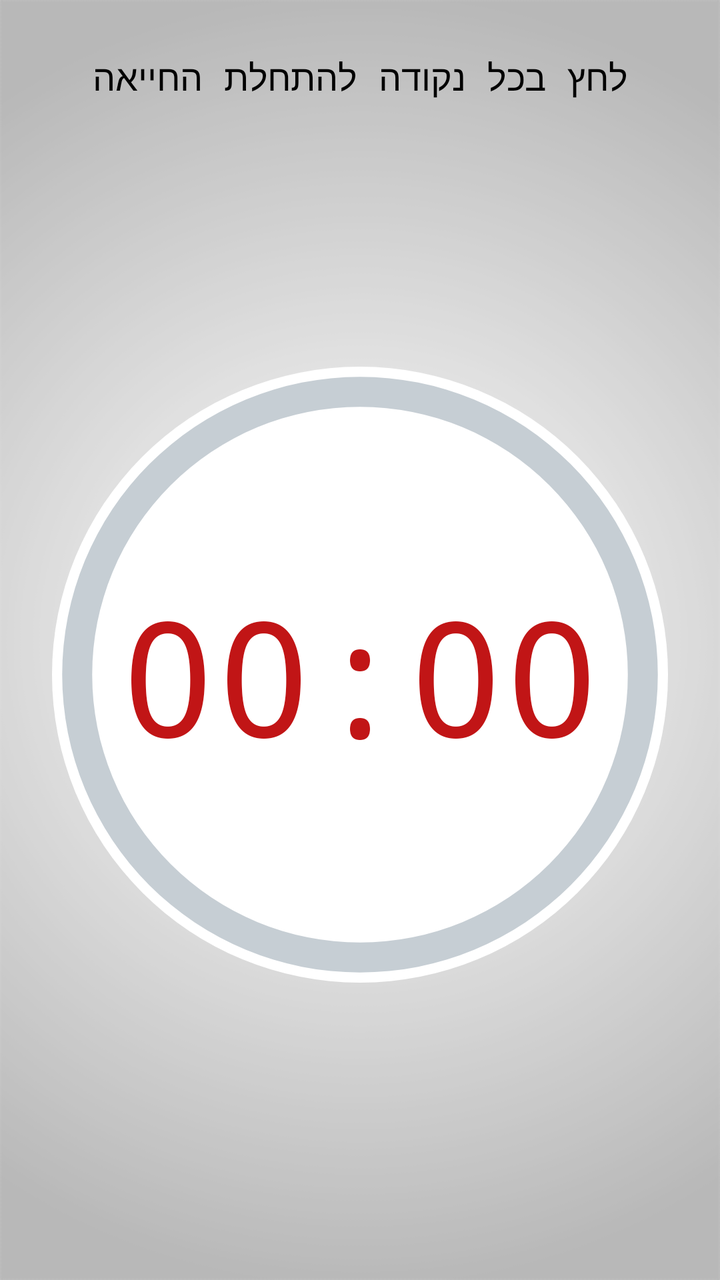
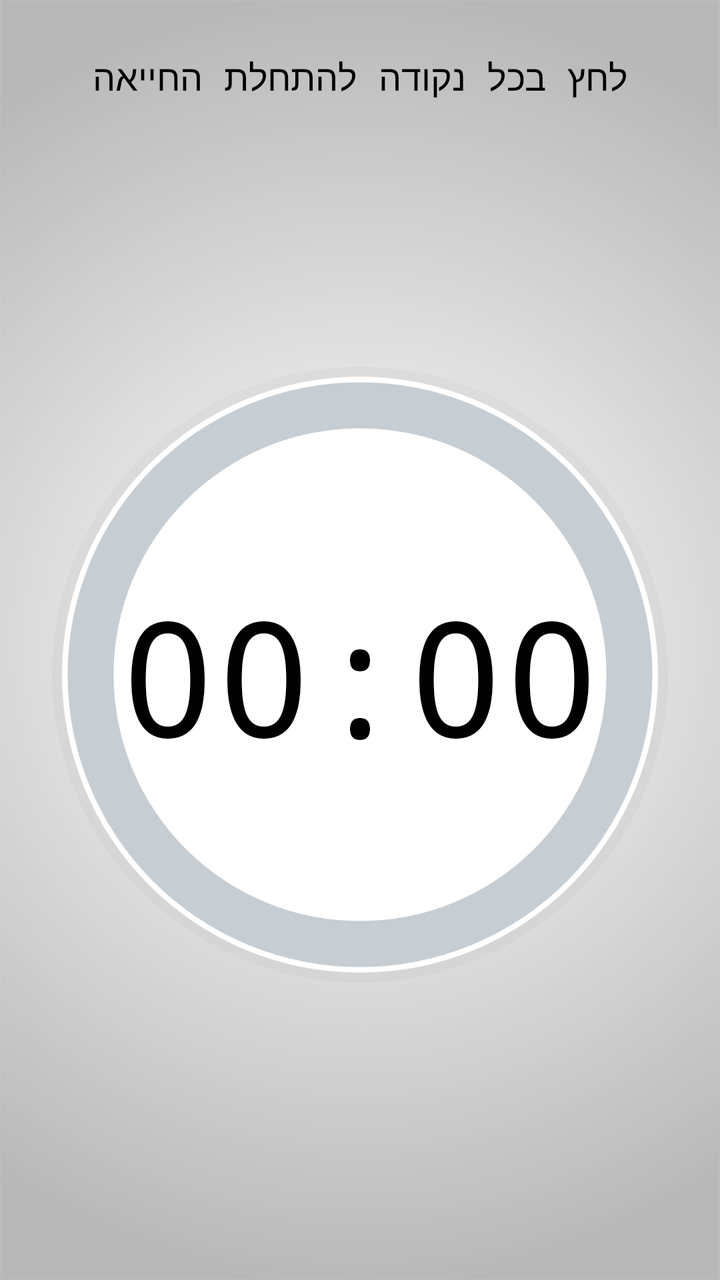

Compare the two renders of this Android layout. The source of the first and the diff that turns it into the second are given below.
<!-- AndroidManifest.xml: application theme AppTheme -->
<!-- res/layout/activity_metro.xml -->
<?xml version="1.0" encoding="utf-8"?>
<androidx.constraintlayout.widget.ConstraintLayout xmlns:android="http://schemas.android.com/apk/res/android"
    xmlns:app="http://schemas.android.com/apk/res-auto"
    xmlns:tools="http://schemas.android.com/tools"
    android:id="@+id/bpmW"
    android:layout_width="fill_parent"
    android:layout_height="fill_parent"
    android:orientation="vertical"
    android:padding="@dimen/activity_horizontal_margin">

    <TextView
        android:id="@+id/metroExp"
        android:layout_width="wrap_content"
        android:layout_height="wrap_content"
        android:text="@string/startT"
        android:textSize="18sp"
        app:layout_constraintLeft_toLeftOf="parent"
        app:layout_constraintRight_toRightOf="parent"
        app:layout_constraintTop_toTopOf="parent"
        android:layout_marginTop="10dp"/>

    <RelativeLayout
        android:id="@+id/metro_BG"
        android:layout_width="match_parent"
        android:layout_height="0dp"
        app:layout_constraintDimensionRatio="1:1"
        app:layout_constraintBottom_toBottomOf="parent"
        app:layout_constraintLeft_toLeftOf="parent"
        app:layout_constraintRight_toRightOf="parent"
        app:layout_constraintTop_toBottomOf="@id/metroExp">
        <View
            android:id="@+id/startstop"
            android:layout_width="match_parent"
            android:layout_height="match_parent"
            android:layout_centerInParent="true"
            android:layout_margin="10dp"
            android:background="@drawable/circle_shape_white"/>
        <ProgressBar
            android:id="@+id/metro_progressBar"
            android:layout_width="match_parent"
            android:layout_height="match_parent"
            android:layout_margin="10dp"
            style="?android:progressBarStyleHorizontal"
            android:progressDrawable="@drawable/circle_proggres_bar"
            android:background="@drawable/circle_proggress_bar_bg"
            android:max="120"
            android:progress="0" />
        <TextView
            android:id="@+id/metro_Clock"
            android:layout_width="wrap_content"
            android:layout_height="wrap_content"
            android:text="00:00"
            android:textColor="@color/calcB"
            android:textAlignment="center"
            android:textDirection="ltr"
            android:textSize="80sp"
            android:layout_centerInParent="true" />
    </RelativeLayout>
</androidx.constraintlayout.widget.ConstraintLayout>
<!-- resources referenced by this layout -->
<resources>
  <color name="calcB">#c11516</color>
  <dimen name="activity_horizontal_margin">16dp</dimen>
  <!-- drawable circle_proggres_bar (drawable) -->
  <?xml version="1.0" encoding="utf-8"?>
  <shape
      xmlns:android="http://schemas.android.com/apk/res/android"
      android:shape="ring"
      android:innerRadiusRatio="2.3"
      android:thickness="15dp"
      android:useLevel="true">
      <solid android:color="@color/OldPrimary" />
  </shape>
  <!-- drawable circle_proggress_bar_bg (drawable) -->
  <?xml version="1.0" encoding="utf-8"?>
  <shape
      xmlns:android="http://schemas.android.com/apk/res/android"
      android:shape="ring"
      android:innerRadiusRatio="2.3"
      android:thickness="15dp"
      android:useLevel="false">
      <solid android:color="@color/Grey" />
  </shape>
  <!-- drawable circle_shape_white (drawable) -->
  <?xml version="1.0" encoding="utf-8"?>
  <shape xmlns:android="http://schemas.android.com/apk/res/android"
      android:shape="oval"
      android:innerRadiusRatio="2.4" >
      <solid android:color="@android:color/white" />
  </shape>
  <string name="startT">לחץ בכל נקודה להתחלת החייאה</string>
  <style name="AppTheme" parent="Theme.AppCompat.Light">
          
          <item name="android:textColor">@color/Black</item>
          <item name="colorPrimary">@color/ColorPrimary</item>
          <item name="colorPrimaryDark">@color/ColorPrimaryDark</item>
          <item name="android:textColorHintInverse">@color/ColorBlue</item>
          <item name="actionBarTheme">@style/ThemeOverlay.AppCompat.Dark.ActionBar</item>
          <item name="buttonStyle">@style/FButton</item>
          <item name="android:buttonStyle">@style/FButton</item>
          <item name="colorAccent">@color/materialGrey300</item>
          
          <item name="android:actionMenuTextColor">@color/Black</item>
          <item name="android:itemBackground">@color/materialGrey300</item>
          <item name="android:textColorSecondary">@color/ColorRedDark</item>
          <item name="android:windowBackground">@drawable/ic_bgg</item>
          <item name="android:typeface">monospace</item>
  
          <item name="android:textColorHint">@color/ColorAqua</item>
          <item name="colorControlNormal">@color/ColorBlue</item>
          <item name="colorControlActivated">@color/ColorAqua</item>
          <item name="colorControlHighlight">@color/ColorAqua</item>
      </style>
  <color name="OldPrimary">#bd0000</color>
  <color name="Grey">#46314d62</color>
  <color name="Black">#000000</color>
  <color name="ColorPrimary">#10133b</color>
  <color name="ColorPrimaryDark">#1a1d4b</color>
  <color name="ColorBlue">#98194853</color>
  <style name="FButton" parent="Theme.AppCompat.Light">
          <item name="colorControlHighlight">@color/ColorBlue</item>
          <item name="android:textColor">@color/ColorAqua</item>
          <item name="android:textSize">20sp</item>
      </style>
  <color name="materialGrey300">#ffe0e0e0</color>
  <color name="ColorRedDark">#6b0000</color>
  <!-- drawable ic_bgg: png bitmap (drawable, 33899 bytes) -->
  <color name="ColorAqua">#32a7c3</color>
</resources>

<!-- the commit's change to res/layout/activity_metro.xml (unified diff, before → after) -->
@@ -43,14 +43,14 @@
             style="?android:progressBarStyleHorizontal"
             android:progressDrawable="@drawable/circle_proggres_bar"
             android:background="@drawable/circle_proggress_bar_bg"
-            android:max="120"
+            android:max="119"
             android:progress="0" />
         <TextView
             android:id="@+id/metro_Clock"
             android:layout_width="wrap_content"
             android:layout_height="wrap_content"
             android:text="00:00"
-            android:textColor="@color/calcB"
+            android:textColor="@color/Black"
             android:textAlignment="center"
             android:textDirection="ltr"
             android:textSize="80sp"
<!-- resource entries referenced after the edit -->
@@ -1,14 +1,13 @@
 <!-- resources referenced by this layout -->
 <resources>
-  <color name="calcB">#c11516</color>
   <dimen name="activity_horizontal_margin">16dp</dimen>
   <!-- drawable circle_proggres_bar (drawable) -->
   <?xml version="1.0" encoding="utf-8"?>
   <shape
       xmlns:android="http://schemas.android.com/apk/res/android"
       android:shape="ring"
-      android:innerRadiusRatio="2.3"
-      android:thickness="15dp"
+      android:innerRadiusRatio="2.5"
+      android:thickness="23dp"
       android:useLevel="true">
       <solid android:color="@color/OldPrimary" />
   </shape>
@@ -17,18 +16,34 @@
   <shape
       xmlns:android="http://schemas.android.com/apk/res/android"
       android:shape="ring"
-      android:innerRadiusRatio="2.3"
-      android:thickness="15dp"
+      android:innerRadiusRatio="2.5"
+      android:thickness="23dp"
       android:useLevel="false">
       <solid android:color="@color/Grey" />
   </shape>
   <!-- drawable circle_shape_white (drawable) -->
   <?xml version="1.0" encoding="utf-8"?>
-  <shape xmlns:android="http://schemas.android.com/apk/res/android"
-      android:shape="oval"
-      android:innerRadiusRatio="2.4" >
-      <solid android:color="@android:color/white" />
-  </shape>
+  <layer-list
+      xmlns:android="http://schemas.android.com/apk/res/android">
+      <item>
+          <shape
+              android:shape="oval"
+              android:innerRadiusRatio="3">
+              <solid android:color="@color/ShadowEnd" />
+          </shape>
+      </item>
+      <item
+          android:left="5dp"
+          android:bottom="5dp"
+          android:top="5dp"
+          android:right="5dp">
+          <shape
+              android:shape="oval"
+              android:innerRadiusRatio="3">
+              <solid android:color="@android:color/white" />
+          </shape>
+      </item>
+  </layer-list>
   <string name="startT">לחץ בכל נקודה להתחלת החייאה</string>
   <style name="AppTheme" parent="Theme.AppCompat.Light">
           
@@ -54,6 +69,7 @@
       </style>
   <color name="OldPrimary">#bd0000</color>
   <color name="Grey">#46314d62</color>
+  <color name="ShadowEnd">#07000000</color>
   <color name="Black">#000000</color>
   <color name="ColorPrimary">#10133b</color>
   <color name="ColorPrimaryDark">#1a1d4b</color>
